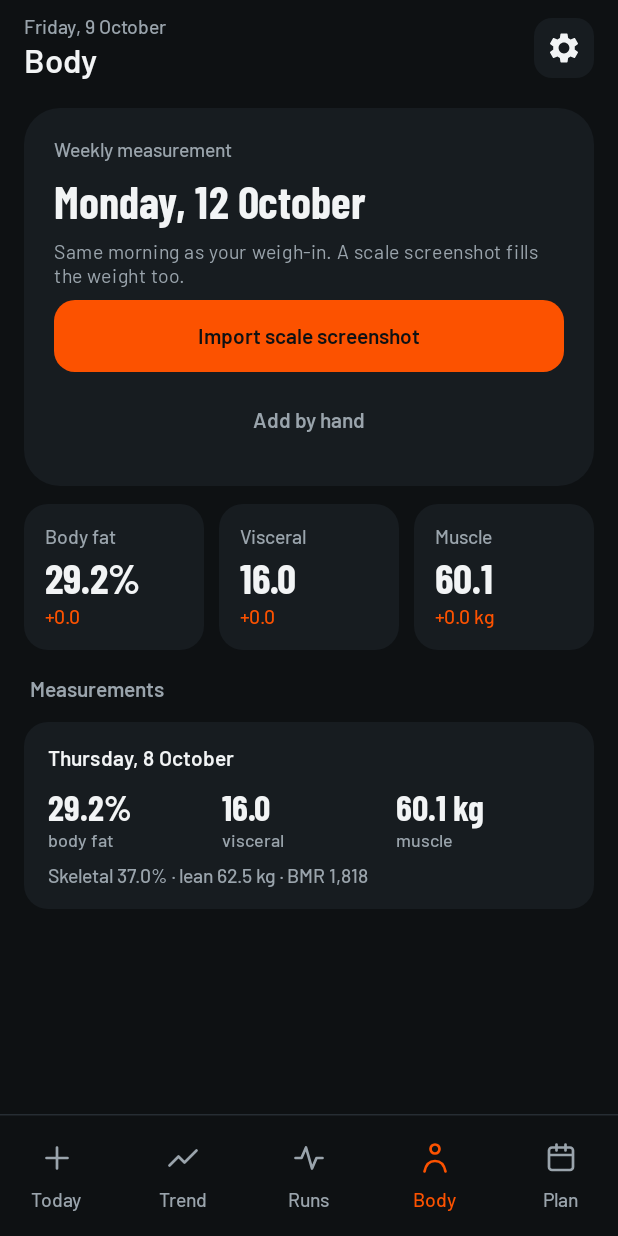
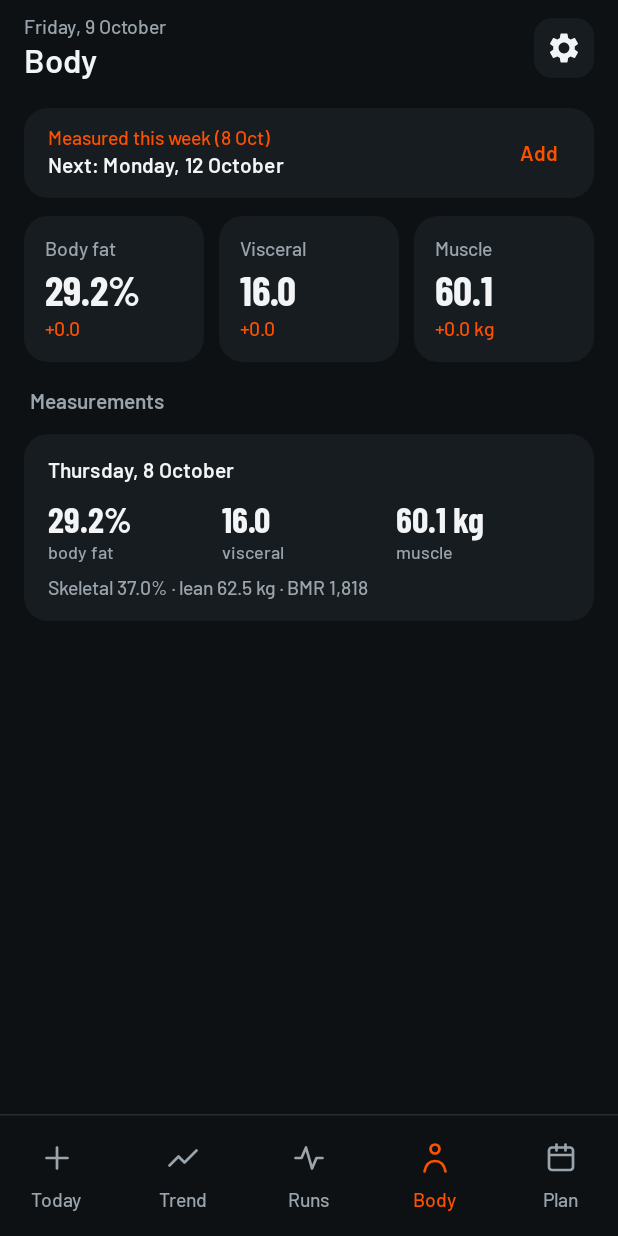
Before and after one commit to midhun221B/Wt-tracker, an Android app built with Jetpack Compose: the screen it shows after launch (MainActivity), item 4 of the bottom bar chosen, on a phone screen of 412 x 824 dp. Run offline under Robolectric (Android 15) with nearby library versions, the phone set to English and light mode, and no system bars; our stand-ins replace Room's generated code; 2 statements that could not run were skipped.

Commit message:
Weekly weigh-in status by calendar week (no prompt once the week has a weight); compact Body card; collapsible Plan sections
Co-Authored-By: Claude Opus 5.5 <noreply@anthropic.com>
Claude-Session: https://claude.ai/code/session_01NhF2XaJMtCFQsU6AoPcjWX

```diff
--- a/app/src/main/java/wt/app/ui/BodyScreen.kt
+++ b/app/src/main/java/wt/app/ui/BodyScreen.kt
@@ -30,9 +30,9 @@ import androidx.compose.ui.unit.sp
 import wt.app.chart.MiniLineChart
 import wt.app.data.BodyCompEntity
 import wt.core.io.BodyReading
-import java.time.DayOfWeek
+import wt.core.summary.WeighInStatus
+import wt.core.summary.weighInStatus
 import java.time.LocalDate
-import java.time.temporal.TemporalAdjusters
 
 /**
  * Body-scale measurements: the next weekly measurement (same morning as the weigh-in) with a scale-screenshot
@@ -54,7 +54,7 @@ fun BodyScreen(
 
     Box(modifier.fillMaxSize()) {
         LazyColumn(contentPadding = PaddingValues(16.dp, 8.dp, 16.dp, 24.dp), verticalArrangement = Arrangement.spacedBy(12.dp)) {
-            item { NextMeasurementCard(today, weighInDay, measuredToday = sorted.lastOrNull()?.date == today, onScreenshot, onAdd = { adding = true }) }
+            item { NextMeasurementCard(weighInStatus(sorted.map { it.date }, today, weighInDay), today, onScreenshot, onAdd = { adding = true }) }
             if (sorted.isNotEmpty()) item {
                 val first = sorted.first()
                 val last = sorted.last()
@@ -119,27 +119,20 @@ fun BodyScreen(
 }
 
 /**
- * When to measure next (the weigh-in day, as both come from the same scale), with the scale-screenshot import
- * as the main action and manual entry as the fallback.
+ * The weekly measurement (same morning as the weigh-in, from the same scale). When it's due: a full card with the
+ * scale-screenshot import as the main action. Otherwise one line with the next date and a small "Add".
  */
 @Composable
-private fun NextMeasurementCard(today: LocalDate, weighInDay: Int, measuredToday: Boolean, onScreenshot: (() -> Unit)?, onAdd: () -> Unit) {
-    val next = today.with(TemporalAdjusters.nextOrSame(DayOfWeek.of(weighInDay.coerceIn(1, 7))))
+private fun NextMeasurementCard(status: WeighInStatus, today: LocalDate, onScreenshot: (() -> Unit)?, onAdd: () -> Unit) {
     Card(
         Modifier.fillMaxWidth(),
-        shape = RoundedCornerShape(24.dp),
+        shape = RoundedCornerShape(if (status.due) 24.dp else 16.dp),
         colors = CardDefaults.cardColors(containerColor = Palette.Card, contentColor = Palette.Text),
     ) {
+        if (status.due) {
             Column(Modifier.padding(20.dp), verticalArrangement = Arrangement.spacedBy(8.dp)) {
                 Text("Weekly measurement", style = MaterialTheme.typography.labelMedium, color = Palette.Muted)
-            Text(
-                when {
-                    measuredToday -> "Done for today"
-                    next == today -> "Today"
-                    else -> longDay(next)
-                },
-                style = numberStyle(30.sp),
-            )
+                Text(if (status.next == today) "Today" else "Due since ${dayMonth(status.next)}", style = numberStyle(30.sp))
                 Text(
                     "Same morning as your weigh-in. A scale screenshot fills the weight too.",
                     style = MaterialTheme.typography.bodySmall,
@@ -147,6 +140,19 @@ private fun NextMeasurementCard(today: LocalDate, weighInDay: Int, measuredToday
                 )
                 if (onScreenshot != null) PrimaryButton("Import scale screenshot", onScreenshot, Modifier.fillMaxWidth())
                 TextButton(onClick = onAdd, modifier = Modifier.align(Alignment.CenterHorizontally)) { Text("Add by hand", color = Palette.Muted) }
+            }
+        } else {
+            Row(Modifier.padding(start = 16.dp, end = 8.dp, top = 6.dp, bottom = 6.dp), verticalAlignment = Alignment.CenterVertically) {
+                Column(Modifier.weight(1f)) {
+                    Text(
+                        status.doneOn?.let { "Measured this week (${dayMonth(it)})" } ?: "Next measurement",
+                        style = MaterialTheme.typography.labelMedium,
+                        color = if (status.doneOn != null) Palette.Accent else Palette.Muted,
+                    )
+                    Text("Next: ${longDay(status.next)}", style = MaterialTheme.typography.titleSmall)
+                }
+                TextButton(onClick = onScreenshot ?: onAdd) { Text("Add", color = Palette.Accent) }
+            }
         }
     }
 }
--- a/app/src/main/java/wt/app/ui/LogScreen.kt
+++ b/app/src/main/java/wt/app/ui/LogScreen.kt
@@ -49,9 +49,9 @@ import wt.app.data.RunEntity
 import wt.app.data.WeightEntity
 import wt.core.summary.WeekSummary
 import wt.core.summary.weekStart
+import wt.core.summary.weighInStatus
 import java.time.DayOfWeek
 import java.time.LocalDate
-import java.time.temporal.TemporalAdjusters
 import kotlin.math.round
 
 /**
@@ -73,8 +73,10 @@ fun LogScreen(
     var showRunDialog by remember { mutableStateOf(false) }
     val existing = state.weights.firstOrNull { it.date == date }
     val weighInDay = DayOfWeek.of(state.profile.weighInDay.coerceIn(1, 7))
+    val status = weighInStatus(state.weights.map { it.date }, date, weighInDay.value)
     var weighInOpen by remember(date) { mutableStateOf(false) }
-    val showWeighIn = date.dayOfWeek == weighInDay || existing != null || weighInOpen
+    // Weekly: show the card when this week's weigh-in is due, the day already has a weight, or on request.
+    val showWeighIn = status.due || existing != null || weighInOpen
     val lastKg = state.weights.lastOrNull { it.date <= date }?.kg ?: state.weights.lastOrNull()?.kg ?: 80.0
 
     // Field state resets when the date (or its stored entry) changes.
@@ -105,7 +107,15 @@ fun LogScreen(
         if (showWeighIn) {
             DarkCard(radius = 24) {
                 Column(Modifier.fillMaxWidth().padding(vertical = 22.dp, horizontal = 12.dp), horizontalAlignment = Alignment.CenterHorizontally, verticalArrangement = Arrangement.spacedBy(12.dp)) {
-                    Text(if (date.dayOfWeek == weighInDay) "Weekly weigh-in" else "Extra weigh-in", style = MaterialTheme.typography.labelMedium, color = Palette.Muted)
+                    Text(
+                        when {
+                            // A weight earlier this week already counts as the weekly one.
+                            state.weights.any { it.date >= weekStart(date) && it.date < date } -> "Extra weigh-in"
+                            existing == null && status.due && date.dayOfWeek != weighInDay ->
+                                "Weekly weigh-in · due since " + weighInDay.getDisplayName(java.time.format.TextStyle.FULL, java.util.Locale.ENGLISH)
+                            else -> "Weekly weigh-in"
+                        },
+                        style = MaterialTheme.typography.labelMedium, color = Palette.Muted)
                     Row(verticalAlignment = Alignment.CenterVertically, horizontalArrangement = Arrangement.spacedBy(12.dp)) {
                         SquareButton(onClick = { kgValue?.let { weight = fieldText(round((it - 0.1) * 10) / 10) } }, label = "Decrease by 0.1 kg", size = 56) {
                             Text("−", fontSize = 26.sp)
@@ -135,7 +145,7 @@ fun LogScreen(
                         }
                     }
                     if (onScreenshot != null) {
-                        TextButton(onClick = onScreenshot) { Text("Fill from a scale screenshot", color = Palette.Accent) }
+                        ScreenshotButton("Import scale screenshot", onScreenshot)
                     }
                 }
             }
@@ -162,7 +172,8 @@ fun LogScreen(
             }
         } else {
             NextWeighInCard(
-                next = date.with(TemporalAdjusters.next(weighInDay)),
+                next = status.next,
+                doneThisWeek = status.doneOn?.let { d -> state.weights.firstOrNull { it.date == d } },
                 last = state.weights.lastOrNull { it.date <= date },
                 weighInDay = weighInDay.value,
                 onWeighInNow = { weighInOpen = true },
@@ -194,16 +205,28 @@ fun LogScreen(
     }
 }
 
-/** Off-day card: when the next weigh-in is and the last weight, with ways to weigh in anyway or change the day. */
+/** Card when no weigh-in is due: the next weigh-in, this week's if already done, and ways to weigh in anyway or change the day. */
 @Composable
-private fun NextWeighInCard(next: LocalDate, last: WeightEntity?, weighInDay: Int, onWeighInNow: () -> Unit, onWeighInDay: (Int) -> Unit) {
+private fun NextWeighInCard(
+    next: LocalDate,
+    doneThisWeek: WeightEntity?,
+    last: WeightEntity?,
+    weighInDay: Int,
+    onWeighInNow: () -> Unit,
+    onWeighInDay: (Int) -> Unit,
+) {
     var picking by remember { mutableStateOf(false) }
     DarkCard(radius = 24) {
         Column(Modifier.fillMaxWidth().padding(20.dp), verticalArrangement = Arrangement.spacedBy(4.dp)) {
             Text("Next weigh-in", style = MaterialTheme.typography.labelMedium, color = Palette.Muted)
             Text(longDay(next), style = numberStyle(30.sp))
-            if (last != null) {
-                Text("Last %.1f kg on %s".format(last.kg, dayMonth(last.date)), style = MaterialTheme.typography.labelMedium, color = Palette.Muted)
+            when {
+                doneThisWeek != null -> Text(
+                    "This week done: %.1f kg on %s".format(doneThisWeek.kg, dayMonth(doneThisWeek.date)),
+                    style = MaterialTheme.typography.labelMedium,
+                    color = Palette.Accent,
+                )
+                last != null -> Text("Last %.1f kg on %s".format(last.kg, dayMonth(last.date)), style = MaterialTheme.typography.labelMedium, color = Palette.Muted)
             }
             Row(horizontalArrangement = Arrangement.spacedBy(16.dp)) {
                 TextButton(onClick = onWeighInNow, contentPadding = PaddingValues(0.dp)) { Text("Weigh in now", color = Palette.Accent) }
--- /dev/null
+++ b/core/src/main/kotlin/wt/core/summary/WeighIn.kt
@@ -0,0 +1,22 @@
+package wt.core.summary
+
+import java.time.LocalDate
+
+/**
+ * Where the weekly weigh-in (or body measurement) stands on [date].
+ * [doneOn] is the latest entry this Monday–Sunday week up to [date]; [due] means none yet and the chosen day has
+ * come; [next] is this week's chosen day, or next week's once this week is done.
+ */
+data class WeighInStatus(val doneOn: LocalDate?, val due: Boolean, val next: LocalDate)
+
+/** [logged] are the dates with an entry; [weighInDay] is an ISO weekday (1 = Monday … 7 = Sunday). */
+fun weighInStatus(logged: Collection<LocalDate>, date: LocalDate, weighInDay: Int): WeighInStatus {
+    val monday = weekStart(date)
+    val dayThisWeek = monday.plusDays(weighInDay.coerceIn(1, 7) - 1L)
+    val doneOn = logged.filter { it in monday..date }.maxOrNull()
+    return WeighInStatus(
+        doneOn = doneOn,
+        due = doneOn == null && date >= dayThisWeek,
+        next = if (doneOn != null) dayThisWeek.plusWeeks(1) else dayThisWeek,
+    )
+}
```
Also changed, not shown: app/src/main/java/wt/app/notify/Reminder.kt (+5 -3 lines), app/src/main/java/wt/app/ui/PlanScreen.kt (+10 -2 lines), 3 other files. Lines whose indentation alone changed are shown as unchanged.
